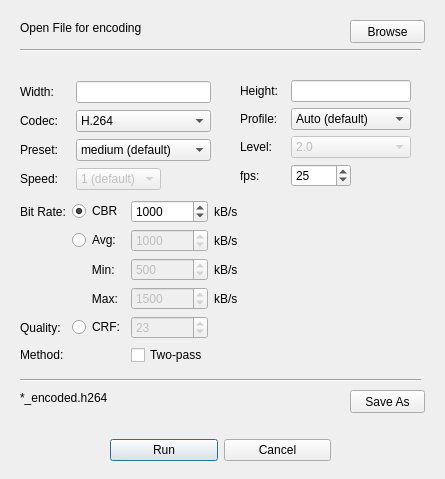
The window that encode.ui (honzabilek4/VideoCodecs) describes before a commit, drawn with Qt 5.
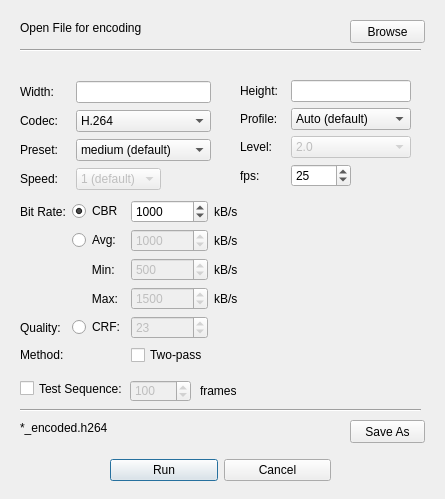
The same window after the commit.

```diff
--- a/encode.ui
+++ b/encode.ui
@@ -7,7 +7,7 @@
     <x>0</x>
     <y>0</y>
     <width>445</width>
-    <height>479</height>
+    <height>499</height>
    </rect>
   </property>
   <property name="sizePolicy">
@@ -19,13 +19,13 @@
   <property name="minimumSize">
    <size>
     <width>445</width>
-    <height>479</height>
+    <height>499</height>
    </size>
   </property>
   <property name="maximumSize">
    <size>
     <width>445</width>
-    <height>479</height>
+    <height>499</height>
    </size>
   </property>
   <property name="windowTitle">
@@ -35,7 +35,7 @@
    <property name="geometry">
     <rect>
      <x>110</x>
-     <y>430</y>
+     <y>450</y>
      <width>221</width>
      <height>41</height>
     </rect>
@@ -277,7 +277,7 @@
    <property name="geometry">
     <rect>
      <x>350</x>
-     <y>390</y>
+     <y>420</y>
      <width>75</width>
      <height>23</height>
     </rect>
@@ -290,7 +290,7 @@
    <property name="geometry">
     <rect>
      <x>20</x>
-     <y>390</y>
+     <y>420</y>
      <width>221</width>
      <height>16</height>
     </rect>
@@ -746,7 +746,7 @@
    <property name="geometry">
     <rect>
      <x>20</x>
-     <y>370</y>
+     <y>400</y>
      <width>401</width>
      <height>20</height>
     </rect>
@@ -755,6 +755,54 @@
     <enum>Qt::Horizontal</enum>
    </property>
   </widget>
+  <widget class="QCheckBox" name="testBox">
+   <property name="geometry">
+    <rect>
+     <x>20</x>
+     <y>380</y>
+     <width>151</width>
+     <height>17</height>
+    </rect>
+   </property>
+   <property name="text">
+    <string>Test Sequence: </string>
+   </property>
+  </widget>
+  <widget class="QSpinBox" name="testFramesBox">
+   <property name="enabled">
+    <bool>false</bool>
+   </property>
+   <property name="geometry">
+    <rect>
+     <x>130</x>
+     <y>380</y>
+     <width>61</width>
+     <height>22</height>
+    </rect>
+   </property>
+   <property name="minimum">
+    <number>1</number>
+   </property>
+   <property name="maximum">
+    <number>500</number>
+   </property>
+   <property name="value">
+    <number>100</number>
+   </property>
+  </widget>
+  <widget class="QLabel" name="label_18">
+   <property name="geometry">
+    <rect>
+     <x>200</x>
+     <y>380</y>
+     <width>47</width>
+     <height>21</height>
+    </rect>
+   </property>
+   <property name="text">
+    <string>frames</string>
+   </property>
+  </widget>
   <zorder>layoutWidget</zorder>
   <zorder>layoutWidget</zorder>
   <zorder>layoutWidget</zorder>
```
Left out of the diff: 47 changed lines with no effect on the pictures.
